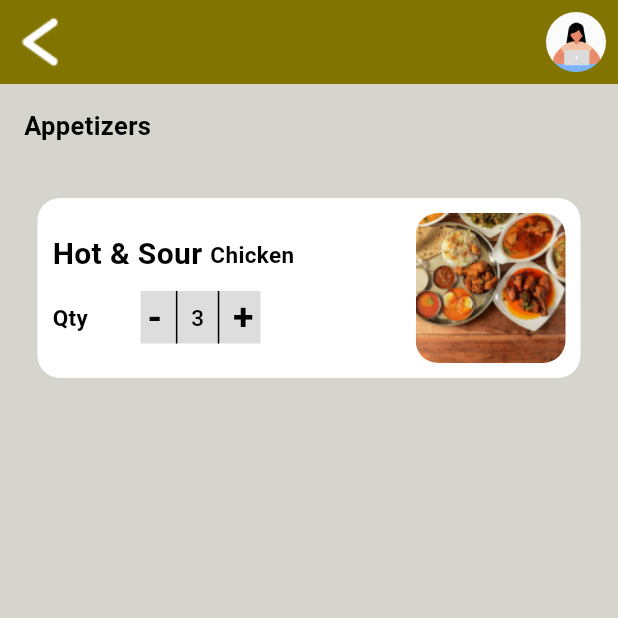
After one commit to Anusreepramod/Meals_App, a Flutter app: the MenuAppetizer screen opened directly, on a phone screen of 412 x 824 dp, the top half of it. The commit adds this screen. Run offline on Flutter 3.47's test engine with Material 3 defaults, Android fonts, the phone set to English and light mode, and no system bars; Roboto replaces fonts that are missing (Montserrat).

Commit message:
second commit

```diff
--- a/lib/card.dart
+++ b/lib/card.dart
@@ -1,4 +1,6 @@
 import 'package:flutter/material.dart';
+import 'package:flutter/widgets.dart';
+import 'package:mealsapp/menu%20appetizer.dart';
 
 class CustomContainer extends StatelessWidget {
   final String text;
@@ -37,7 +39,11 @@ class CustomContainer extends StatelessWidget {
             ),
           ),
           const Spacer(),
-          Container(
+          GestureDetector(
+             onTap: () {
+                            Navigator.push(context, MaterialPageRoute(builder: (context) => MenuAppetizer()));
+                          },
+            child: Container(
               width: 61,
               height: 51,
               decoration: ShapeDecoration(
@@ -51,6 +57,7 @@ class CustomContainer extends StatelessWidget {
                 ),
               ),
             ),
+          ),
           const SizedBox(
             width: 10,
           ),
--- /dev/null
+++ b/lib/menu appetizer.dart
@@ -0,0 +1,181 @@
+import 'package:flutter/material.dart';
+import 'package:mealsapp/menu%20cart.dart';
+
+class MenuAppetizer extends StatelessWidget {
+  const MenuAppetizer({Key? key}) : super(key: key);
+
+  @override
+  Widget build(BuildContext context) {
+    return Scaffold(
+      appBar: AppBar(
+        backgroundColor: const Color(0xFF817400),
+        actions: [
+          Padding(
+            padding: const EdgeInsets.all(8.0),
+            child: ClipOval(
+              child: Image.asset(
+                'assets/images/profile.gif',
+                fit: BoxFit.cover,
+                width: 40,
+                height: 40,
+              ),
+            ),
+          ),
+        ],
+        leading: Padding(
+          padding: const EdgeInsets.all(8.0),
+          child: Image.asset(
+            'assets/Less Than.png',
+            width: 40,
+            height: 40,
+          ),
+        ),
+      ),
+      backgroundColor: const Color.fromARGB(255, 213, 213, 205),
+      body: SingleChildScrollView(
+        child: Column(
+          crossAxisAlignment: CrossAxisAlignment.stretch,
+          children: [
+            Padding(
+              padding: const EdgeInsets.all(16.0),
+              child: Align(
+                alignment: Alignment.centerLeft,
+                child: Text(
+                  'Appetizers',
+                  style: TextStyle(
+                    color: Colors.black,
+                    fontSize: 17,
+                    fontFamily: 'Montserrat',
+                    fontWeight: FontWeight.w600,
+                  ),
+                ),
+              ),
+            ),
+            SizedBox(height: 20),
+            Padding(
+              padding: const EdgeInsets.symmetric(horizontal: 25.0),
+              child: Container(
+                padding: const EdgeInsets.all(10),
+                decoration: BoxDecoration(
+                  color: Colors.white,
+                  borderRadius: BorderRadius.circular(15),
+                ),
+                child: Row(
+                  children: [
+                    Expanded(
+                      child: Column(
+                        crossAxisAlignment: CrossAxisAlignment.start,
+                        children: [
+                          Row(
+                            children: [
+                              Text(
+                                'Hot & Sour ',
+                                style: TextStyle(
+                                  color: Colors.black,
+                                  fontSize: 20,
+                                  fontFamily: 'Montserrat',
+                                  fontWeight: FontWeight.w600,
+                                ),
+                              ),
+                              SizedBox(width: 0), // Added space between "Hot & Sour" and "Chicken"
+                              Text(
+                                'Chicken',
+                                style: TextStyle(
+                                  color: Colors.black,
+                                  fontSize: 15,
+                                  fontFamily: 'Montserrat',
+                                  fontWeight: FontWeight.bold, // Increased font weight
+                                ),
+                              ),
+                            ],
+                          ),
+                          SizedBox(height: 10), // Added space between the texts and "Qty"
+                          Row(
+                            mainAxisAlignment: MainAxisAlignment.start,
+                            children: [
+                              Text(
+                                'Qty',
+                                style: TextStyle(
+                                  color: Colors.black,
+                                  fontSize: 15,
+                                  fontFamily: 'Montserrat',
+                                  fontWeight: FontWeight.w600,
+                                ),
+                              ),
+                              SizedBox(width: 35), // Increased space between "Qty" and "-"
+                              Container(
+                                width: 80, // Decreased width of the small container
+                                height: 35, // Adjusted height of the small container
+                                color: Color.fromARGB(255, 221, 221, 221), // Set red background color
+                                alignment: Alignment.centerLeft,
+                                child: Row(
+                                  mainAxisAlignment: MainAxisAlignment.spaceAround,
+                                  children: [
+                                    Text(
+                                      '-',
+                                      style: TextStyle(
+                                        color: Colors.black,
+                                        fontSize: 25,
+                                        fontFamily: 'Montserrat',
+                                        fontWeight: FontWeight.w600,
+                                      ),
+                                    ),
+                                    Container(
+                                      width: 1,
+                                      height: 40, // Adjusted height of the vertical lines to match the container's height
+                                      color: Colors.black,
+                                    ),
+                                    Text(
+                                      '3',
+                                      textAlign: TextAlign.center,
+                                      style: TextStyle(
+                                        color: Colors.black,
+                                        fontSize: 15,
+                                        fontFamily: 'Montserrat',
+                                        fontWeight: FontWeight.w500,
+                                      ),
+                                    ),
+                                    Container(
+                                      width: 1,
+                                      height: 40, // Adjusted height of the vertical lines to match the container's height
+                                      color: Colors.black,
+                                    ),
+                                    Text(
+                                      '+',
+                                      style: TextStyle(
+                                        color: Colors.black,
+                                        fontSize: 25,
+                                        fontFamily: 'Montserrat',
+                                        fontWeight: FontWeight.w600,
+                                      ),
+                                    ),
+                                  ],
+                                ),
+                              ),
+                            ],
+                          ),
+                        ],
+                      ),
+                    ),
+                    SizedBox(width: 10),
+                    Container(
+                      width: 100, // Adjust width as needed
+                      height: 100, // Adjust height as needed
+                      decoration: BoxDecoration(
+                        image: DecorationImage(
+                          image: AssetImage('assets/images/Rectangle 8.png'),
+                          fit: BoxFit.cover,
+                        ),
+                        borderRadius: BorderRadius.circular(15),
+                      ),
+                    ),
+                  ],
+                ),
+              ),
+            ),
+          ],
+    ),
+      ),
+    );
+  }
+}
```
Also changed, not shown: lib/menu cart.dart (added, +160 -0 lines). Lines whose indentation alone changed are shown as unchanged.
